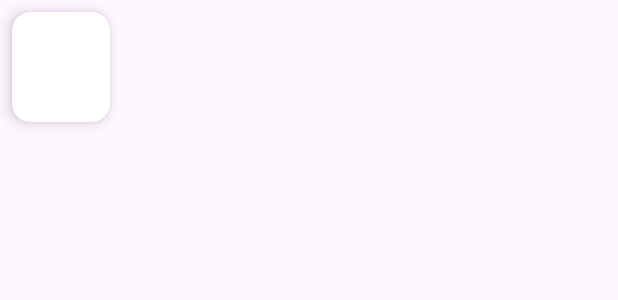
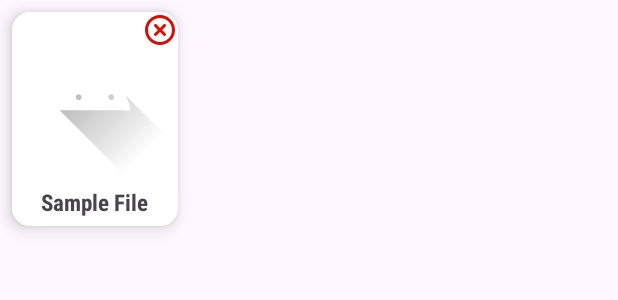
Before and after one commit to Rohan-u/MediaPicker, an Android app: the layout item_image_list.xml on its own in the app's theme, with its tools: preview values and no code run, on a phone screen of 412 x 824 dp. Shown: the top 300 px of the screen. Run offline under Robolectric (Android 15) with nearby library versions, the phone set to English and light mode, and no system bars.

```diff
--- a/app/src/main/java/com/app/mediapicker/activity/MainActivity.kt
+++ b/app/src/main/java/com/app/mediapicker/activity/MainActivity.kt
@@ -33,7 +33,6 @@ class MainActivity : AppCompatActivity() {
 
     private fun initRecyclerView() {
         mediaAdapter = MediaAdapter(mediaFileList)
-        binding.recyclerViewImages.layoutManager = GridLayoutManager(this, 4)
         binding.recyclerViewImages.adapter = mediaAdapter
     }
 
@@ -76,6 +75,13 @@ class MainActivity : AppCompatActivity() {
 
                         mediaFileList.addAll(newMedia)
                         mediaAdapter.notifyDataSetChanged()
+
+                        if (newMedia.first().isImage) {
+                            binding.recyclerViewImages.layoutManager =
+                                GridLayoutManager(this, 4)
+                        } else {
+                            binding.recyclerViewImages.layoutManager = GridLayoutManager(this, 2)
+                        }
 
                         binding.recyclerViewImages.visibility =
                             if (mediaFileList.isNotEmpty()) View.VISIBLE else View.GONE
--- a/app/src/main/java/com/app/mediapicker/adapter/MediaAdapter.kt
+++ b/app/src/main/java/com/app/mediapicker/adapter/MediaAdapter.kt
@@ -1,5 +1,6 @@
 package com.app.mediapicker.adapter
 
+import android.annotation.SuppressLint
 import android.view.LayoutInflater
 import android.view.View
 import android.view.ViewGroup
@@ -10,6 +11,8 @@ import com.app.mediapicker.databinding.ItemImageListBinding
 class MediaAdapter(private val mediaList: List<MediaFile>) :
     RecyclerView.Adapter<MediaAdapter.MediaViewHolder>() {
 
+    private var mediaListData: MutableList<MediaFile> = mediaList as MutableList<MediaFile>
+
     class MediaViewHolder(val binding: ItemImageListBinding) : RecyclerView.ViewHolder(binding.root)
 
     override fun onCreateViewHolder(parent: ViewGroup, viewType: Int): MediaViewHolder {
@@ -18,7 +21,7 @@ class MediaAdapter(private val mediaList: List<MediaFile>) :
     }
 
     override fun onBindViewHolder(holder: MediaViewHolder, position: Int) {
-        val media = mediaList[position]
+        val media = mediaListData[position]
 
         if (media.isImage) {
             holder.binding.imgPreview.visibility = View.VISIBLE
@@ -30,7 +33,17 @@ class MediaAdapter(private val mediaList: List<MediaFile>) :
             holder.binding.textFilename.visibility = View.VISIBLE
             holder.binding.textFilename.text = media.fileName
         }
+
+        holder.binding.imgClose.setOnClickListener {
+            deleteItem(position)
+        }
     }
 
     override fun getItemCount(): Int = mediaList.size
+
+    @SuppressLint("NotifyDataSetChanged")
+    fun deleteItem(position: Int) {
+        mediaListData.removeAt(position)
+        notifyDataSetChanged()
+    }
 }
--- a/app/src/main/java/com/app/mediapicker/fragment/HomeFragment.kt
+++ b/app/src/main/java/com/app/mediapicker/fragment/HomeFragment.kt
@@ -9,6 +9,7 @@ import android.view.View
 import android.view.ViewGroup
 import android.widget.MediaController
 import androidx.fragment.app.Fragment
+import androidx.recyclerview.widget.GridLayoutManager
 import com.app.mediapicker.adapter.MediaAdapter
 import com.app.mediapicker.dataModel.MediaFile
 import com.app.mediapicker.databinding.FragmentHomeBinding
@@ -87,6 +88,12 @@ class HomeFragment : Fragment() {
                     mediaFileList.addAll(newMedia)
                     mediaAdapter.notifyDataSetChanged()
 
+                    if (newMedia.first().isImage) {
+                        binding.recyclerViewImages.layoutManager =
+                            GridLayoutManager(requireActivity(), 4)
+                    } else {
+                        binding.recyclerViewImages.layoutManager = GridLayoutManager(requireActivity(), 2)
+                    }
 
                     // Show RecyclerView only if list is not empty and video is not full-screen
                     binding.recyclerViewImages.visibility =
--- /dev/null
+++ b/app/src/main/res/drawable/bg_rounded_card.xml
@@ -0,0 +1,5 @@
+<shape xmlns:android="http://schemas.android.com/apk/res/android"
+    android:shape="rectangle">
+    <solid android:color="@android:color/white" />
+    <corners android:radius="12dp" />
+</shape>
--- /dev/null
+++ b/app/src/main/res/drawable/ic_close.xml
@@ -0,0 +1,13 @@
+<vector xmlns:android="http://schemas.android.com/apk/res/android"
+    android:width="800dp"
+    android:height="800dp"
+    android:viewportWidth="24"
+    android:viewportHeight="24">
+  <path
+      android:pathData="M9.707,8.293C9.317,7.902 8.683,7.902 8.293,8.293C7.902,8.683 7.902,9.317 8.293,9.707L10.586,12L8.293,14.293C7.902,14.683 7.902,15.317 8.293,15.707C8.683,16.098 9.317,16.098 9.707,15.707L12,13.414L14.293,15.707C14.683,16.098 15.317,16.098 15.707,15.707C16.098,15.317 16.098,14.683 15.707,14.293L13.414,12L15.707,9.707C16.098,9.317 16.098,8.683 15.707,8.293C15.317,7.902 14.683,7.902 14.293,8.293L12,10.586L9.707,8.293Z"
+      android:fillColor="#d30f06"/>
+  <path
+      android:pathData="M12,2C6.477,2 2,6.477 2,12C2,17.523 6.477,22 12,22C17.523,22 22,17.523 22,12C22,6.477 17.523,2 12,2ZM4,12C4,7.582 7.582,4 12,4C16.418,4 20,7.582 20,12C20,16.418 16.418,20 12,20C7.582,20 4,16.418 4,12Z"
+      android:fillColor="#d30f06"
+      android:fillType="evenOdd"/>
+</vector>
--- a/app/src/main/res/layout/item_image_list.xml
+++ b/app/src/main/res/layout/item_image_list.xml
@@ -1,39 +1,52 @@
-<!-- res/layout/item_image.xml -->
-<layout xmlns:tools="http://schemas.android.com/tools"
-    xmlns:android="http://schemas.android.com/apk/res/android"
-    xmlns:app="http://schemas.android.com/apk/res-auto">
+<layout xmlns:android="http://schemas.android.com/apk/res/android">
 
     <data>
-
+        <!-- Add your variables here if using DataBinding -->
     </data>
 
-    <androidx.cardview.widget.CardView
+    <!-- Root FrameLayout to stack content and close icon -->
+    <FrameLayout
         android:layout_width="wrap_content"
         android:layout_height="wrap_content"
         android:layout_margin="8dp"
-        app:cardCornerRadius="12dp"
-        app:cardElevation="6dp">
+        android:background="@drawable/bg_rounded_card"
+        android:elevation="@dimen/_5sdp">
+
+        <!-- Main content: Image and filename text -->
+        <LinearLayout
+            android:layout_width="wrap_content"
+            android:layout_height="wrap_content"
+            android:orientation="vertical"
+            android:gravity="center_horizontal">
 
             <androidx.appcompat.widget.AppCompatImageView
                 android:id="@+id/imgPreview"
-            android:layout_width="@dimen/_50sdp"
-            android:layout_height="@dimen/_50sdp"
-            android:scaleType="centerCrop" />
+                android:layout_width="@dimen/_85sdp"
+                android:layout_height="@dimen/_85sdp"
+                android:scaleType="centerCrop"
+                android:src="@drawable/ic_launcher_foreground" />
 
             <androidx.appcompat.widget.AppCompatTextView
                 android:id="@+id/textFilename"
-            android:layout_width="match_parent"
+                android:layout_width="wrap_content"
                 android:layout_height="wrap_content"
-            android:layout_margin="@dimen/_20sdp"
+                android:layout_margin="@dimen/_4sdp"
+                android:text="@string/sample_file"
                 android:textSize="@dimen/_12ssp"
-            android:fontFamily="sans-serif-condensed-medium"
                 android:textStyle="bold"
-            android:textColor="@color/m3_ref_palette_error20"
-            app:layout_constraintEnd_toEndOf="parent"
-            app:layout_constraintStart_toStartOf="parent"
-            app:layout_constraintTop_toBottomOf="@+id/btnSelectImage"
-            tools:ignore="PrivateResource" />
+                android:fontFamily="sans-serif-condensed-medium"/>
 
-    </androidx.cardview.widget.CardView>
+        </LinearLayout>
+
+        <!-- Close button in top-end corner -->
+        <androidx.appcompat.widget.AppCompatImageView
+            android:id="@+id/imgClose"
+            android:layout_width="24dp"
+            android:layout_height="24dp"
+            android:layout_gravity="top|end"
+            android:src="@drawable/ic_close"
+            android:background="?attr/selectableItemBackgroundBorderless" />
+
+    </FrameLayout>
 
 </layout>
--- a/app/src/main/res/values/strings.xml
+++ b/app/src/main/res/values/strings.xml
@@ -2,4 +2,5 @@
     <string name="app_name">MediaPicker</string>
     <string name="select_image">Select Image</string>
     <string name="select_fragment">fragment</string>
+    <string name="sample_file">Sample File</string>
 </resources>
```
Lines whose indentation alone changed are shown as unchanged.
